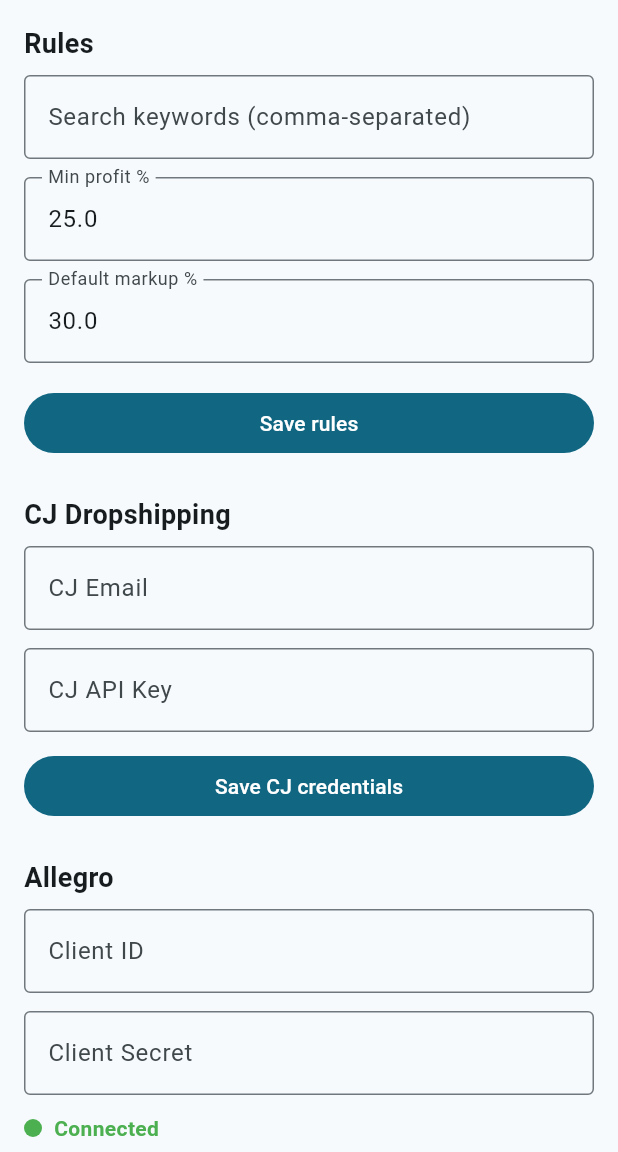
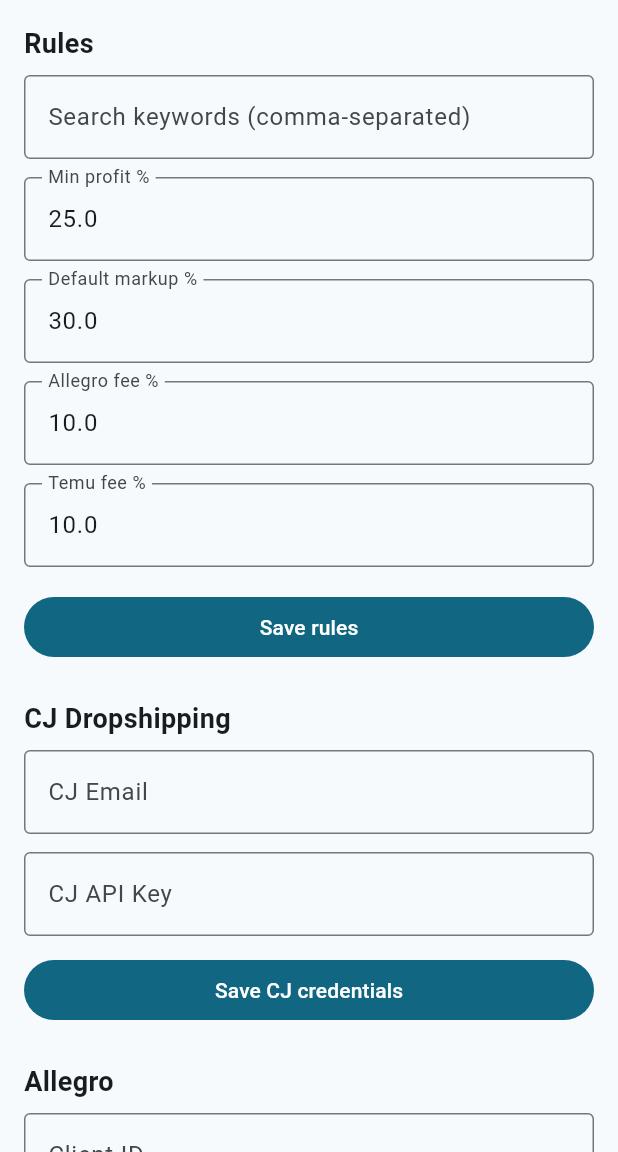
Before and after one commit to JurassicAlbert/jurassic_dropshipping, a Flutter app: the SettingsScreen screen opened by its route, on a phone screen of 412 x 824 dp, the part 84-1236 px from its top. Run offline on Flutter 3.47's test engine with Material 3 defaults, Android fonts, the phone set to English and light mode, and no system bars; our stand-ins replace dio, drift, fl_chart, flutter_riverpod, flutter_secure_storage, freezed_annotation and 2 more; accounts and stored records are empty; generated files the repository leaves out were written again.

Commit message:
Add per-platform marketplace fee configuration

```diff
--- a/lib/data/models/user_rules.dart
+++ b/lib/data/models/user_rules.dart
@@ -16,6 +16,7 @@ class UserRules with _$UserRules {
     @Default([]) List<String> blacklistedSupplierIds,
     @Default(30.0) double defaultMarkupPercent,
     @Default([]) List<String> searchKeywords,
+    @Default({}) Map<String, double> marketplaceFees,
   }) = _UserRules;
 
   factory UserRules.fromJson(Map<String, dynamic> json) =>
--- a/lib/domain/decision_engine/pricing_calculator.dart
+++ b/lib/domain/decision_engine/pricing_calculator.dart
@@ -35,6 +35,17 @@ class PricingCalculator {
   /// Whether the given selling price meets the minimum profit margin from rules.
   bool meetsMinProfit(double sellingPrice, double sourceCost, UserRules rules) {
     return profitMarginPercent(sellingPrice, sourceCost) >= rules.minProfitPercent;
+  }
+
+  double getFeeForPlatform(String platformId, UserRules rules) {
+    return rules.marketplaceFees[platformId] ?? marketplaceFeePercent;
+  }
+
+  double calculateSellingPriceForPlatform(double sourceCost, UserRules rules, String platformId) {
+    final markup = rules.defaultMarkupPercent / 100;
+    final fee = getFeeForPlatform(platformId, rules) / 100;
+    if (fee >= 1) return sourceCost * (1 + markup);
+    return sourceCost * (1 + markup) / (1 - fee);
   }
 
   /// Calculate minimum selling price that remains profitable even after a potential return.
--- a/lib/features/settings/settings_screen.dart
+++ b/lib/features/settings/settings_screen.dart
@@ -14,6 +14,8 @@ class _SettingsScreenState extends ConsumerState<SettingsScreen> {
   final _keywordsController = TextEditingController();
   final _minProfitController = TextEditingController();
   final _markupController = TextEditingController();
+  final _allegroFeeController = TextEditingController();
+  final _temuFeeController = TextEditingController();
   final _cjEmailController = TextEditingController();
   final _cjApiKeyController = TextEditingController();
   final _allegroClientIdController = TextEditingController();
@@ -43,6 +45,8 @@ class _SettingsScreenState extends ConsumerState<SettingsScreen> {
     _keywordsController.dispose();
     _minProfitController.dispose();
     _markupController.dispose();
+    _allegroFeeController.dispose();
+    _temuFeeController.dispose();
     _cjEmailController.dispose();
     _cjApiKeyController.dispose();
     _allegroClientIdController.dispose();
@@ -61,6 +65,8 @@ class _SettingsScreenState extends ConsumerState<SettingsScreen> {
         _keywordsController.text = rules.searchKeywords.join(', ');
         _minProfitController.text = rules.minProfitPercent.toString();
         _markupController.text = rules.defaultMarkupPercent.toString();
+        _allegroFeeController.text = (rules.marketplaceFees['allegro'] ?? 10.0).toString();
+        _temuFeeController.text = (rules.marketplaceFees['temu'] ?? 10.0).toString();
       }
     });
     return SingleChildScrollView(
@@ -92,14 +98,32 @@ class _SettingsScreenState extends ConsumerState<SettingsScreen> {
             decoration: const InputDecoration(labelText: 'Default markup %', border: OutlineInputBorder()),
             keyboardType: TextInputType.number,
           ),
+          const SizedBox(height: 12),
+          TextField(
+            controller: _allegroFeeController,
+            decoration: const InputDecoration(labelText: 'Allegro fee %', border: OutlineInputBorder()),
+            keyboardType: TextInputType.number,
+          ),
+          const SizedBox(height: 12),
+          TextField(
+            controller: _temuFeeController,
+            decoration: const InputDecoration(labelText: 'Temu fee %', border: OutlineInputBorder()),
+            keyboardType: TextInputType.number,
+          ),
           const SizedBox(height: 16),
           FilledButton(
             onPressed: () async {
               final rules = await ref.read(rulesRepositoryProvider).get();
+              final fees = Map<String, double>.from(rules.marketplaceFees);
+              final allegroFee = double.tryParse(_allegroFeeController.text);
+              final temuFee = double.tryParse(_temuFeeController.text);
+              if (allegroFee != null) fees['allegro'] = allegroFee;
+              if (temuFee != null) fees['temu'] = temuFee;
               final updated = rules.copyWith(
                 searchKeywords: _keywordsController.text.split(',').map((e) => e.trim()).where((e) => e.isNotEmpty).toList(),
                 minProfitPercent: double.tryParse(_minProfitController.text) ?? rules.minProfitPercent,
                 defaultMarkupPercent: double.tryParse(_markupController.text) ?? rules.defaultMarkupPercent,
+                marketplaceFees: fees,
               );
               await ref.read(rulesRepositoryProvider).save(updated);
               ref.invalidate(rulesProvider);
```
Also changed, not shown: lib/data/database/app_database.dart (+6 -1 lines), lib/data/repositories/rules_repository.dart (+9 -0 lines), lib/data/database/app_database.g.dart, lib/data/models/user_rules.freezed.dart, lib/data/models/user_rules.g.dart.
